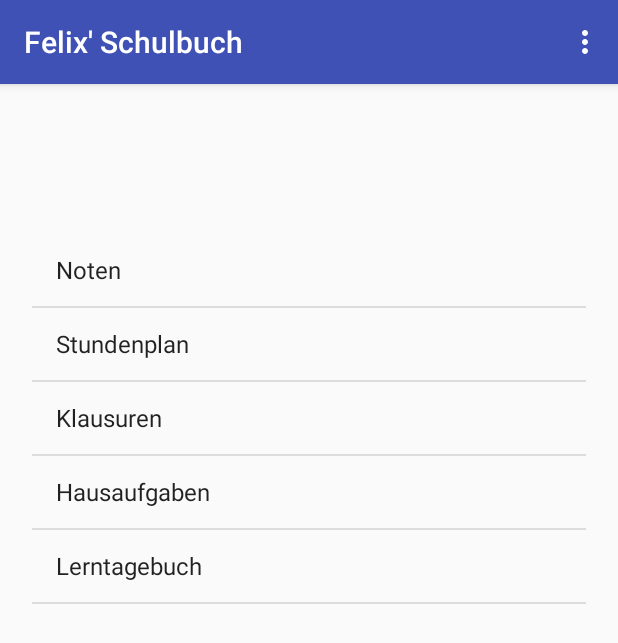
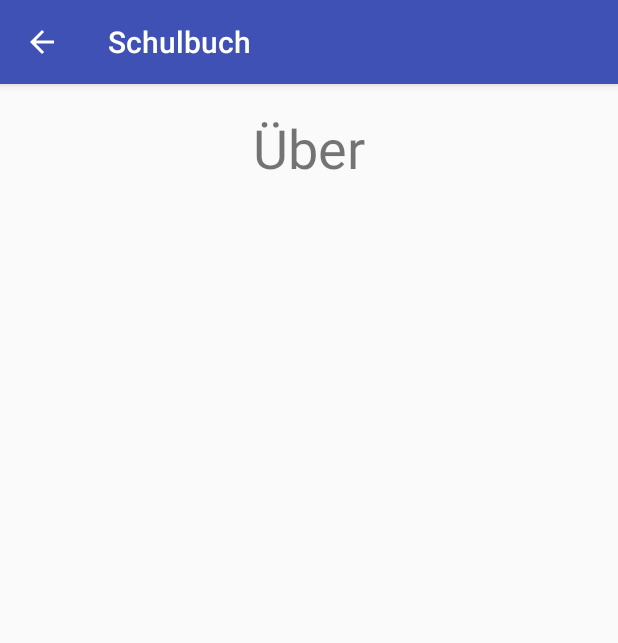
Before and after one commit to failex234/schulbuch, an Android app: the screen it shows after launch (MainActivity before the commit, AboutActivity after it), in the options menu, after a tap on "Über", on a phone screen of 412 x 824 dp. Shown: the top 643 px of the screen. Run offline under Robolectric (Android 15) with nearby library versions, the phone set to English and light mode, and no system bars.

Commit message:
Added aboutactivity and added intent

```diff
--- a/app/build.gradle
+++ b/app/build.gradle
@@ -10,7 +10,7 @@ android {
         minSdkVersion 25
         targetSdkVersion 25
         versionCode 1
-        versionName '1.3.1'
+        versionName '1.3.2'
         testInstrumentationRunner "android.support.test.runner.AndroidJUnitRunner"
     }
     buildTypes {
--- a/app/src/main/AndroidManifest.xml
+++ b/app/src/main/AndroidManifest.xml
@@ -29,7 +29,10 @@
         <activity
             android:name=".DiaryActivity"
             android:parentActivityName=".MainActivity" />
-        <activity android:name=".AboutActivity"></activity>
+
+        <activity
+            android:name=".AboutActivity"
+            android:parentActivityName=".MainActivity" />
     </application>
 
 </manifest>
--- a/app/src/main/java/de/failex/schulplaner/MainActivity.java
+++ b/app/src/main/java/de/failex/schulplaner/MainActivity.java
@@ -285,7 +285,8 @@ public class MainActivity extends AppCompatActivity {
             AlertDialog.Builder builder = new AlertDialog.Builder(this);
             builder.setMessage("Bist du dir ganz sicher? Wenn du bestätigst werden deine Daten gelöscht und du kannst sie dann nicht mehr wiederherstellen!").setPositiveButton("Ja", dialogClickListener).setNegativeButton("Nein", dialogClickListener).show();
         } else if (item.getTitle().equals("Über")) {
-            Toast.makeText(this, "Die Über-Activity kommt noch!", Toast.LENGTH_LONG).show();
+            Intent intent = new Intent(getApplicationContext(), AboutActivity.class);
+            startActivity(intent);
         }
         return super.onOptionsItemSelected(item);
     }
--- a/app/src/main/res/layout/activity_about.xml
+++ b/app/src/main/res/layout/activity_about.xml
@@ -6,4 +6,19 @@
     android:layout_height="match_parent"
     tools:context="de.failex.schulplaner.AboutActivity">
 
+    <TextView
+        android:id="@+id/textView2"
+        android:layout_width="wrap_content"
+        android:layout_height="wrap_content"
+        android:text="Über"
+        android:textSize="36sp"
+        android:layout_marginRight="8dp"
+        app:layout_constraintRight_toRightOf="parent"
+        android:layout_marginLeft="8dp"
+        app:layout_constraintLeft_toLeftOf="parent"
+        app:layout_constraintTop_toTopOf="parent"
+        android:layout_marginTop="8dp"
+        app:layout_constraintBottom_toBottomOf="parent"
+        android:layout_marginBottom="8dp"
+        app:layout_constraintVertical_bias="0.014" />
 </android.support.constraint.ConstraintLayout>
```
